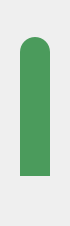
This is ui/upload_menu.ui in BidouMan/bingocode-ide as Qt 5 draws it before an edit. The edited form follows.
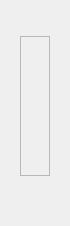
This is the edited form. Icons and pictures are not drawn.

Patch:
```diff
--- a/ui/upload_menu.ui
+++ b/ui/upload_menu.ui
@@ -25,6 +25,9 @@
   <property name="windowTitle">
    <string>Form</string>
   </property>
+  <property name="styleSheet">
+   <string notr="true"/>
+  </property>
   <layout class="QVBoxLayout" name="verticalLayout_2">
    <property name="spacing">
     <number>0</number>
@@ -72,21 +75,7 @@
       </size>
      </property>
      <property name="styleSheet">
-      <string notr="true">#menu_frame {
-    /* 设置背景色，这里用了一个深灰色，你可以换成你喜欢的颜色 */
-    background-color: #4B9B5C; 
-    
-    /* 顶部圆角设置：左上, 右上, 右下, 左下 */
-    /* 宽度30px，半径建议设为 15px，刚好是一个完美的半圆顶 */
-    border-top-left-radius: 15px;
-    border-top-right-radius: 15px;
-    border-bottom-left-radius: 0px;
-    border-bottom-right-radius: 0px;
-
-    /* 可选：如果背景色太暗，加个细边框分界 */
-   
-    border-bottom: none; /* 底部不要边框，方便和按钮对接 */
-}</string>
+      <string notr="true"/>
      </property>
      <property name="frameShape">
       <enum>QFrame::Shape::StyledPanel</enum>
```
